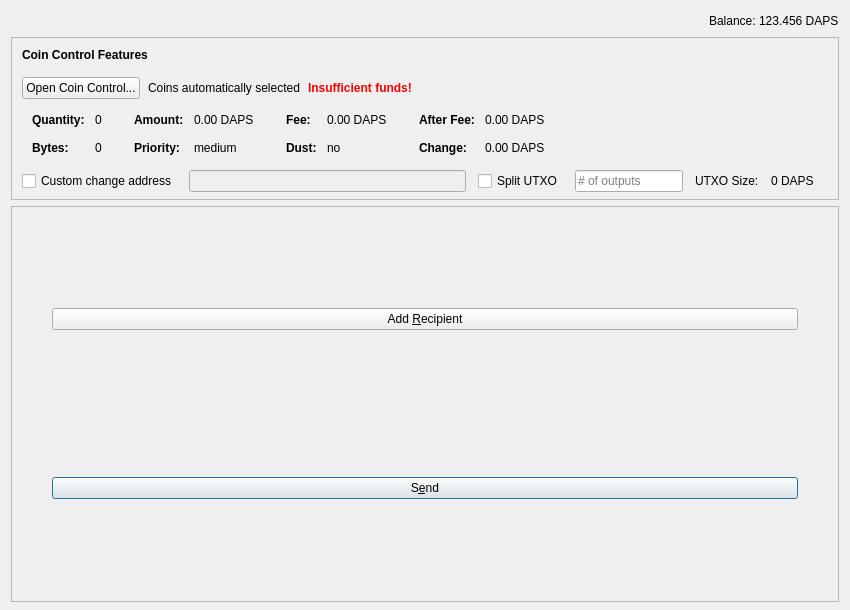
Before: the Qt Designer form src/qt/forms/sendcoinsdialog.ui in pedrorv0106/DAPS, drawn with Qt 5.
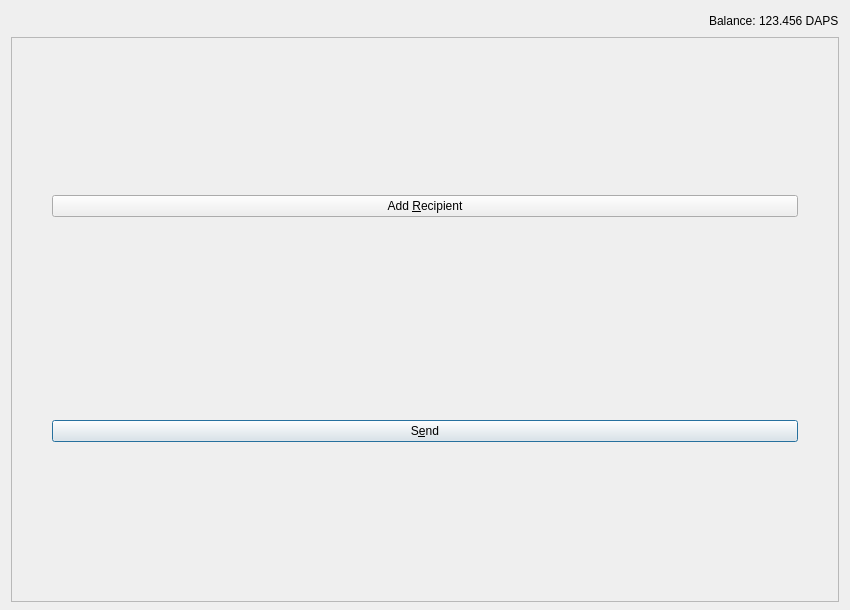
After: the same form once the commit is applied. Icons and pictures are not drawn. Custom widgets are drawn as their Qt base class.

Commit message: remove legacy coin control dialog

What changed in the file:
```diff
--- a/src/qt/forms/sendcoinsdialog.ui
+++ b/src/qt/forms/sendcoinsdialog.ui
@@ -16,7 +16,7 @@
   <property name="styleSheet">
    <string notr="true">QDialog{border-image: url(':/images/background') 0 0 0 0 stretch stretch;}</string>
   </property>
-  <layout class="QVBoxLayout" name="verticalLayout" stretch="0,0,1">
+  <layout class="QVBoxLayout" name="verticalLayout" stretch="0,1">
    <property name="bottomMargin">
     <number>8</number>
    </property>
@@ -70,629 +70,6 @@
      </item>
     </layout>
    </item>
-   <item>
-    <widget class="QFrame" name="frameCoinControl">
-     <property name="sizePolicy">
-      <sizepolicy hsizetype="Expanding" vsizetype="MinimumExpanding">
-       <horstretch>0</horstretch>
-       <verstretch>0</verstretch>
-      </sizepolicy>
-     </property>
-     <property name="maximumSize">
-      <size>
-       <width>16777215</width>
-       <height>16777215</height>
-      </size>
-     </property>
-     <property name="frameShape">
-      <enum>QFrame::StyledPanel</enum>
-     </property>
-     <property name="frameShadow">
-      <enum>QFrame::Sunken</enum>
-     </property>
-     <layout class="QVBoxLayout" name="verticalLayoutCoinControl2">
-      <property name="spacing">
-       <number>0</number>
-      </property>
-      <property name="leftMargin">
-       <number>0</number>
-      </property>
-      <property name="topMargin">
-       <number>0</number>
-      </property>
-      <property name="rightMargin">
-       <number>0</number>
-      </property>
-      <property name="bottomMargin">
-       <number>6</number>
-      </property>
-      <item>
-       <layout class="QVBoxLayout" name="verticalLayoutCoinControl" stretch="0,0,0,0,1">
-        <property name="spacing">
-         <number>0</number>
-        </property>
-        <property name="leftMargin">
-         <number>10</number>
-        </property>
-        <property name="topMargin">
-         <number>10</number>
-        </property>
-        <item>
-         <layout class="QHBoxLayout" name="horizontalLayoutCoinControl1">
-          <property name="bottomMargin">
-           <number>15</number>
-          </property>
-          <item>
-           <widget class="QLabel" name="labelCoinControlFeatures">
-            <property name="sizePolicy">
-             <sizepolicy hsizetype="Preferred" vsizetype="Maximum">
-              <horstretch>0</horstretch>
-              <verstretch>0</verstretch>
-             </sizepolicy>
-            </property>
-            <property name="font">
-             <font>
-              <weight>75</weight>
-              <bold>true</bold>
-             </font>
-            </property>
-            <property name="styleSheet">
-             <string notr="true">font-weight:bold;</string>
-            </property>
-            <property name="text">
-             <string>Coin Control Features</string>
-            </property>
-           </widget>
-          </item>
-         </layout>
-        </item>
-        <item>
-         <layout class="QHBoxLayout" name="horizontalLayoutCoinControl2" stretch="0,0,0,0">
-          <property name="spacing">
-           <number>8</number>
-          </property>
-          <property name="bottomMargin">
-           <number>10</number>
-          </property>
-          <item>
-           <widget class="QPushButton" name="pushButtonCoinControl">
-            <property name="styleSheet">
-             <string notr="true"/>
-            </property>
-            <property name="text">
-             <string>Open Coin Control...</string>
-            </property>
-            <property name="autoDefault">
-             <bool>false</bool>
-            </property>
-           </widget>
-          </item>
-          <item>
-           <widget class="QLabel" name="labelCoinControlAutomaticallySelected">
-            <property name="text">
-             <string>Coins automatically selected</string>
-            </property>
-            <property name="margin">
-             <number>5</number>
-            </property>
-           </widget>
-          </item>
-          <item>
-           <widget class="QLabel" name="labelCoinControlInsuffFunds">
-            <property name="font">
-             <font>
-              <weight>75</weight>
-              <bold>true</bold>
-             </font>
-            </property>
-            <property name="styleSheet">
-             <string notr="true">color:red;font-weight:bold;</string>
-            </property>
-            <property name="text">
-             <string>Insufficient funds!</string>
-            </property>
-            <property name="margin">
-             <number>5</number>
-            </property>
-           </widget>
-          </item>
-          <item>
-           <spacer name="horizontalSpacerCoinControl">
-            <property name="orientation">
-             <enum>Qt::Horizontal</enum>
-            </property>
-            <property name="sizeHint" stdset="0">
-             <size>
-              <width>40</width>
-              <height>1</height>
-             </size>
-            </property>
-           </spacer>
-          </item>
-         </layout>
-        </item>
-        <item>
-         <widget class="QWidget" name="widgetCoinControl" native="true">
-          <property name="sizePolicy">
-           <sizepolicy hsizetype="Preferred" vsizetype="Preferred">
-            <horstretch>0</horstretch>
-            <verstretch>0</verstretch>
-           </sizepolicy>
-          </property>
-          <property name="minimumSize">
-           <size>
-            <width>0</width>
-            <height>0</height>
-           </size>
-          </property>
-          <property name="styleSheet">
-           <string notr="true"/>
-          </property>
-          <layout class="QHBoxLayout" name="horizontalLayoutCoinControl5">
-           <property name="leftMargin">
-            <number>0</number>
-           </property>
-           <property name="topMargin">
-            <number>0</number>
-           </property>
-           <property name="rightMargin">
-            <number>0</number>
-           </property>
-           <property name="bottomMargin">
-            <number>0</number>
-           </property>
-           <item>
-            <layout class="QHBoxLayout" name="horizontalLayoutCoinControl3" stretch="0,0,0,1">
-             <property name="spacing">
-              <number>20</number>
-             </property>
-             <property name="topMargin">
-              <number>0</number>
-             </property>
-             <property name="bottomMargin">
-              <number>10</number>
-             </property>
-             <item>
-              <layout class="QFormLayout" name="formLayoutCoinControl1">
-               <property name="horizontalSpacing">
-                <number>10</number>
-               </property>
-               <property name="verticalSpacing">
-                <number>14</number>
-               </property>
-               <property name="leftMargin">
-                <number>10</number>
-               </property>
-               <property name="topMargin">
-                <number>4</number>
-               </property>
-               <property name="rightMargin">
-                <number>6</number>
-               </property>
-               <item row="0" column="0">
-                <widget class="QLabel" name="labelCoinControlQuantityText">
-                 <property name="font">
-                  <font>
-                   <weight>75</weight>
-                   <bold>true</bold>
-                  </font>
-                 </property>
-                 <property name="text">
-                  <string>Quantity:</string>
-                 </property>
-                 <property name="margin">
-                  <number>0</number>
-                 </property>
-                </widget>
-               </item>
-               <item row="0" column="1">
-                <widget class="QLabel" name="labelCoinControlQuantity">
-                 <property name="cursor">
-                  <cursorShape>IBeamCursor</cursorShape>
-                 </property>
-                 <property name="contextMenuPolicy">
-                  <enum>Qt::ActionsContextMenu</enum>
-                 </property>
-                 <property name="text">
-                  <string notr="true">0</string>
-                 </property>
-                 <property name="margin">
-                  <number>0</number>
-                 </property>
-                 <property name="textInteractionFlags">
-                  <set>Qt::LinksAccessibleByMouse|Qt::TextSelectableByKeyboard|Qt::TextSelectableByMouse</set>
-                 </property>
-                </widget>
-               </item>
-               <item row="1" column="0">
-                <widget class="QLabel" name="labelCoinControlBytesText">
-                 <property name="font">
-                  <font>
-                   <weight>75</weight>
-                   <bold>true</bold>
-                  </font>
-                 </property>
-                 <property name="text">
-                  <string>Bytes:</string>
-                 </property>
-                </widget>
-               </item>
-               <item row="1" column="1">
-                <widget class="QLabel" name="labelCoinControlBytes">
-                 <property name="cursor">
-                  <cursorShape>IBeamCursor</cursorShape>
-                 </property>
-                 <property name="contextMenuPolicy">
-                  <enum>Qt::ActionsContextMenu</enum>
-                 </property>
-                 <property name="text">
-                  <string notr="true">0</string>
-                 </property>
-                 <property name="textInteractionFlags">
-                  <set>Qt::LinksAccessibleByMouse|Qt::TextSelectableByKeyboard|Qt::TextSelectableByMouse</set>
-                 </property>
-                </widget>
-               </item>
-              </layout>
-             </item>
-             <item>
-              <layout class="QFormLayout" name="formLayoutCoinControl2">
-               <property name="horizontalSpacing">
-                <number>10</number>
-               </property>
-               <property name="verticalSpacing">
-                <number>14</number>
-               </property>
-               <property name="leftMargin">
-                <number>6</number>
-               </property>
-               <property name="topMargin">
-                <number>4</number>
-               </property>
-               <property name="rightMargin">
-                <number>6</number>
-               </property>
-               <item row="0" column="0">
-                <widget class="QLabel" name="labelCoinControlAmountText">
-                 <property name="font">
-                  <font>
-                   <weight>75</weight>
-                   <bold>true</bold>
-                  </font>
-                 </property>
-                 <property name="text">
-                  <string>Amount:</string>
-                 </property>
-                 <property name="margin">
-                  <number>0</number>
-                 </property>
-                </widget>
-               </item>
-               <item row="0" column="1">
-                <widget class="QLabel" name="labelCoinControlAmount">
-                 <property name="cursor">
-                  <cursorShape>IBeamCursor</cursorShape>
-                 </property>
-                 <property name="contextMenuPolicy">
-                  <enum>Qt::ActionsContextMenu</enum>
-                 </property>
-                 <property name="text">
-                  <string notr="true">0.00 DAPS</string>
-                 </property>
-                 <property name="textInteractionFlags">
-                  <set>Qt::LinksAccessibleByMouse|Qt::TextSelectableByKeyboard|Qt::TextSelectableByMouse</set>
-                 </property>
-                </widget>
-               </item>
-               <item row="1" column="0">
-                <widget class="QLabel" name="labelCoinControlPriorityText">
-                 <property name="font">
-                  <font>
-                   <weight>75</weight>
-                   <bold>true</bold>
-                  </font>
-                 </property>
-                 <property name="text">
-                  <string>Priority:</string>
-                 </property>
-                </widget>
-               </item>
-               <item row="1" column="1">
-                <widget class="QLabel" name="labelCoinControlPriority">
-                 <property name="cursor">
-                  <cursorShape>IBeamCursor</cursorShape>
-                 </property>
-                 <property name="contextMenuPolicy">
-                  <enum>Qt::ActionsContextMenu</enum>
-                 </property>
-                 <property name="text">
-                  <string>medium</string>
-                 </property>
-                 <property name="textInteractionFlags">
-                  <set>Qt::LinksAccessibleByMouse|Qt::TextSelectableByKeyboard|Qt::TextSelectableByMouse</set>
-                 </property>
-                </widget>
-               </item>
-              </layout>
-             </item>
-             <item>
-              <layout class="QFormLayout" name="formLayoutCoinControl3">
-               <property name="horizontalSpacing">
-                <number>10</number>
-               </property>
-               <property name="verticalSpacing">
-                <number>14</number>
-               </property>
-               <property name="leftMargin">
-                <number>6</number>
-               </property>
-               <property name="topMargin">
-                <number>4</number>
-               </property>
-               <property name="rightMargin">
-                <number>6</number>
-               </property>
-               <item row="0" column="0">
-                <widget class="QLabel" name="labelCoinControlFeeText">
-                 <property name="font">
-                  <font>
-                   <weight>75</weight>
-                   <bold>true</bold>
-                  </font>
-                 </property>
-                 <property name="text">
-                  <string>Fee:</string>
-                 </property>
-                 <property name="margin">
-                  <number>0</number>
-                 </property>
-                </widget>
-               </item>
-               <item row="0" column="1">
-                <widget class="QLabel" name="labelCoinControlFee">
-                 <property name="cursor">
-                  <cursorShape>IBeamCursor</cursorShape>
-                 </property>
-                 <property name="contextMenuPolicy">
-                  <enum>Qt::ActionsContextMenu</enum>
-                 </property>
-                 <property name="text">
-                  <string notr="true">0.00 DAPS</string>
-                 </property>
-                 <property name="textInteractionFlags">
-                  <set>Qt::LinksAccessibleByMouse|Qt::TextSelectableByKeyboard|Qt::TextSelectableByMouse</set>
-                 </property>
-                </widget>
-               </item>
-               <item row="1" column="0">
-                <widget class="QLabel" name="labelCoinControlLowOutputText">
-                 <property name="font">
-                  <font>
-                   <weight>75</weight>
-                   <bold>true</bold>
-                  </font>
-                 </property>
-                 <property name="text">
-                  <string>Dust:</string>
-                 </property>
-                </widget>
-               </item>
-               <item row="1" column="1">
-                <widget class="QLabel" name="labelCoinControlLowOutput">
-                 <property name="cursor">
-                  <cursorShape>IBeamCursor</cursorShape>
-                 </property>
-                 <property name="contextMenuPolicy">
-                  <enum>Qt::ActionsContextMenu</enum>
-                 </property>
-                 <property name="text">
-                  <string>no</string>
-                 </property>
-                 <property name="textInteractionFlags">
-                  <set>Qt::LinksAccessibleByMouse|Qt::TextSelectableByKeyboard|Qt::TextSelectableByMouse</set>
-                 </property>
-                </widget>
-               </item>
-              </layout>
-             </item>
-             <item>
-              <layout class="QFormLayout" name="formLayoutCoinControl4">
-               <property name="horizontalSpacing">
-                <number>10</number>
-               </property>
-               <property name="verticalSpacing">
-                <number>14</number>
-               </property>
-               <property name="leftMargin">
-                <number>6</number>
-               </property>
-               <property name="topMargin">
-                <number>4</number>
-               </property>
-               <property name="rightMargin">
-                <number>6</number>
-               </property>
-               <item row="0" column="0">
-                <widget class="QLabel" name="labelCoinControlAfterFeeText">
-                 <property name="font">
-                  <font>
-                   <weight>75</weight>
-                   <bold>true</bold>
-                  </font>
-                 </property>
-                 <property name="text">
-                  <string>After Fee:</string>
-                 </property>
-                 <property name="margin">
-                  <number>0</number>
-                 </property>
-                </widget>
-               </item>
-               <item row="0" column="1">
-                <widget class="QLabel" name="labelCoinControlAfterFee">
-                 <property name="cursor">
-                  <cursorShape>IBeamCursor</cursorShape>
-                 </property>
-                 <property name="contextMenuPolicy">
-                  <enum>Qt::ActionsContextMenu</enum>
-                 </property>
-                 <property name="text">
-                  <string notr="true">0.00 DAPS</string>
-                 </property>
-                 <property name="textInteractionFlags">
-                  <set>Qt::LinksAccessibleByMouse|Qt::TextSelectableByKeyboard|Qt::TextSelectableByMouse</set>
-                 </property>
-                </widget>
-               </item>
-               <item row="1" column="0">
-                <widget class="QLabel" name="labelCoinControlChangeText">
-                 <property name="font">
-                  <font>
-                   <weight>75</weight>
-                   <bold>true</bold>
-                  </font>
-                 </property>
-                 <property name="text">
-                  <string>Change:</string>
-                 </property>
-                </widget>
-               </item>
-               <item row="1" column="1">
-                <widget class="QLabel" name="labelCoinControlChange">
-                 <property name="cursor">
-                  <cursorShape>IBeamCursor</cursorShape>
-                 </property>
-                 <property name="contextMenuPolicy">
-                  <enum>Qt::ActionsContextMenu</enum>
-                 </property>
-                 <property name="text">
-                  <string notr="true">0.00 DAPS</string>
-                 </property>
-                 <property name="textInteractionFlags">
-                  <set>Qt::LinksAccessibleByMouse|Qt::TextSelectableByKeyboard|Qt::TextSelectableByMouse</set>
-                 </property>
-                </widget>
-               </item>
-              </layout>
-             </item>
-            </layout>
-           </item>
-          </layout>
-         </widget>
-        </item>
-        <item>
-         <layout class="QHBoxLayout" name="horizontalLayoutCoinControl4" stretch="0,0,0,0,0,0,0">
-          <property name="spacing">
-           <number>12</number>
-          </property>
-          <property name="sizeConstraint">
-           <enum>QLayout::SetDefaultConstraint</enum>
-          </property>
-          <property name="topMargin">
-           <number>5</number>
-          </property>
-          <property name="rightMargin">
-           <number>5</number>
-          </property>
-          <item>
-           <widget class="QCheckBox" name="checkBoxCoinControlChange">
-            <property name="toolTip">
-             <string>If this is activated, but the change address is empty or invalid, change will be sent to a newly generated address.</string>
-            </property>
-            <property name="text">
-             <string>Custom change address</string>
-            </property>
-           </widget>
-          </item>
-          <item>
-           <widget class="QValidatedLineEdit" name="lineEditCoinControlChange">
-            <property name="enabled">
-             <bool>false</bool>
-            </property>
-            <property name="sizePolicy">
-             <sizepolicy hsizetype="Expanding" vsizetype="Fixed">
-              <horstretch>0</horstretch>
-              <verstretch>0</verstretch>
-             </sizepolicy>
-            </property>
-           </widget>
-          </item>
-          <item>
-           <widget class="QCheckBox" name="splitBlockCheckBox">
-            <property name="text">
-             <string>Split UTXO</string>
-            </property>
-           </widget>
-          </item>
-          <item>
-           <widget class="QLineEdit" name="splitBlockLineEdit">
-            <property name="sizePolicy">
-             <sizepolicy hsizetype="Fixed" vsizetype="Fixed">
-              <horstretch>50</horstretch>
-              <verstretch>0</verstretch>
-             </sizepolicy>
-            </property>
-            <property name="placeholderText">
-             <string># of outputs</string>
-            </property>
-           </widget>
-          </item>
-          <item>
-           <widget class="QLabel" name="labelBlockSizeText">
-            <property name="text">
-             <string>UTXO Size:</string>
-            </property>
-           </widget>
-          </item>
-          <item>
-           <widget class="QLabel" name="labelBlockSize">
-            <property name="text">
-             <string>0 DAPS</string>
-            </property>
-           </widget>
-          </item>
-          <item>
-           <widget class="QLabel" name="labelCoinControlChangeLabel">
-            <property name="sizePolicy">
-             <sizepolicy hsizetype="Preferred" vsizetype="Expanding">
-              <horstretch>0</horstretch>
-              <verstretch>0</verstretch>
-             </sizepolicy>
-            </property>
-            <property name="minimumSize">
-             <size>
-              <width>0</width>
-              <height>0</height>
-             </size>
-            </property>
-            <property name="text">
-             <string/>
-            </property>
-            <property name="margin">
-             <number>3</number>
-            </property>
-           </widget>
-          </item>
-         </layout>
-        </item>
-        <item>
-         <spacer name="verticalSpacerCoinControl">
-          <property name="orientation">
-           <enum>Qt::Vertical</enum>
-          </property>
-          <property name="sizeHint" stdset="0">
-           <size>
-            <width>800</width>
-            <height>1</height>
-           </size>
-          </property>
-         </spacer>
-        </item>
-       </layout>
-      </item>
-     </layout>
-    </widget>
-   </item>
    <item>
     <widget class="QScrollArea" name="scrollArea">
      <property name="widgetResizable">
@@ -704,7 +81,7 @@
         <x>0</x>
         <y>0</y>
         <width>830</width>
-        <height>390</height>
+        <height>561</height>
        </rect>
       </property>
       <layout class="QVBoxLayout" name="verticalLayout_2" stretch="0,0,0,0">
@@ -868,13 +245,6 @@
    </item>
   </layout>
  </widget>
- <customwidgets>
-  <customwidget>
-   <class>QValidatedLineEdit</class>
-   <extends>QLineEdit</extends>
-   <header>qvalidatedlineedit.h</header>
-  </customwidget>
- </customwidgets>
  <resources/>
  <connections/>
  <buttongroups>
```
Left out of the diff: 3 changed lines with no effect on the pictures. The commit also changes 3 other files.
